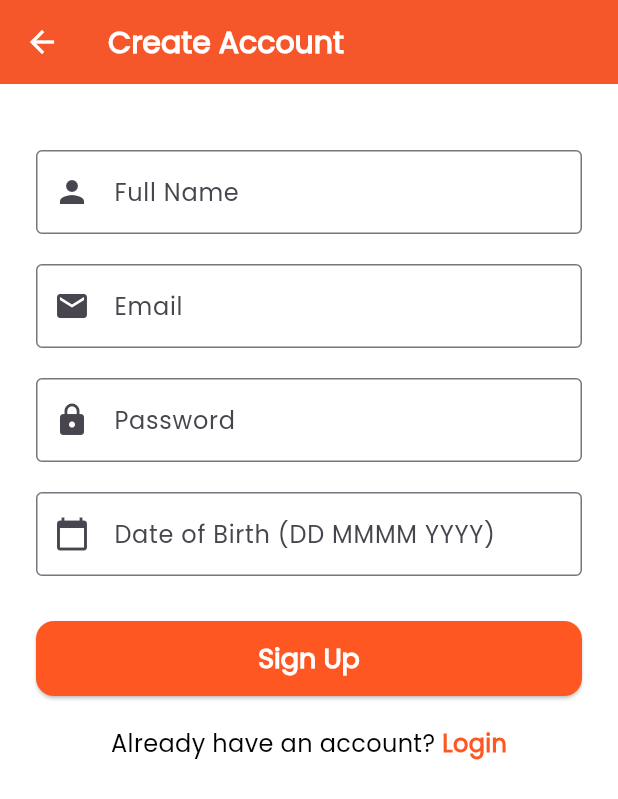
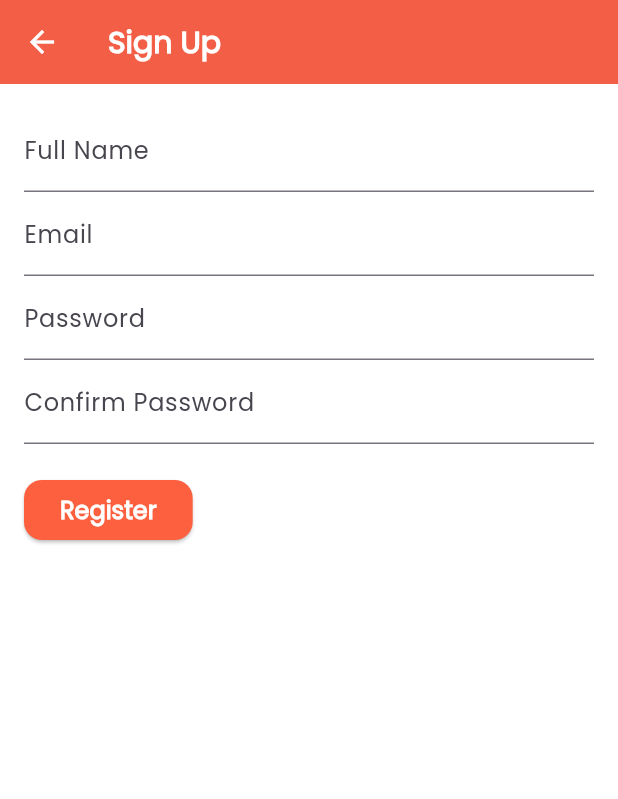
Before and after one commit to IsiriBhatSM/Learn-E, a Flutter app: the SignUpScreen screen opened by its route, on a phone screen of 412 x 824 dp. Shown: the top 799 px of the screen. Run offline on Flutter 3.47's test engine with Material 3 defaults, Android fonts, the phone set to English and light mode, and no system bars; accounts and stored records are empty.

```diff
--- a/lib/pages/signup_screen.dart
+++ b/lib/pages/signup_screen.dart
@@ -1,139 +1,141 @@
-/// A stateless widget that handles user signup, collecting profile information
-/// and navigating to the login screen upon success.
 import 'package:flutter/material.dart';
-import 'package:learn_e/data/profile_data.dart';
 
-class SignUpScreen extends StatelessWidget {
-  final TextEditingController _nameController = TextEditingController();
-  final TextEditingController _emailController = TextEditingController();
-  final TextEditingController _passwordController = TextEditingController();
-  final TextEditingController _dobController = TextEditingController(); // New for DOB
+class SignUpScreen extends StatefulWidget {
+  const SignUpScreen({super.key});
 
-  /// Creates a [SignUpScreen].
-  SignUpScreen({super.key});
+  @override
+  _SignUpScreenState createState() => _SignUpScreenState();
+}
 
-  /// Converts a month number to its corresponding name.
-  ///
-  /// [month] is the month number (1-12).
-  /// Returns the full month name as a [String].
-  static String monthName(int month) {
-    const months = [
-      "January", "February", "March", "April", "May", "June",
-      "July", "August", "September", "October", "November", "December"
-    ];
-    return months[month - 1];
+class _SignUpScreenState extends State<SignUpScreen> {
+  final _formKey = GlobalKey<FormState>();
+
+  String name = '';
+  String email = '';
+  String password = '';
+  String confirmPassword = '';
+  bool _isSubmitting = false;
+
+  // Store submitted data temporarily
+  final List<Map<String, String>> _submittedUsers = [];
+
+  void _submitForm() async {
+    if (_formKey.currentState!.validate()) {
+      _formKey.currentState!.save();
+
+      setState(() {
+        _isSubmitting = true;
+      });
+
+      // Simulate network delay or registration process
+      await Future.delayed(const Duration(seconds: 2));
+
+      setState(() {
+        _isSubmitting = false;
+        _submittedUsers.add({
+          'name': name,
+          'email': email,
+        });
+      });
+
+      // Show success message
+      ScaffoldMessenger.of(context).showSnackBar(
+        const SnackBar(content: Text('Signup successful!')),
+      );
+
+      // Optionally clear the form
+      _formKey.currentState!.reset();
+    }
   }
 
   @override
   Widget build(BuildContext context) {
     return Scaffold(
       appBar: AppBar(
-        title: Text('Create Account'),
-        backgroundColor: Colors.deepOrange,
+        title: const Text('Sign Up'),
       ),
       body: Padding(
-        padding: const EdgeInsets.all(24.0),
-        child: SingleChildScrollView(
+        padding: const EdgeInsets.all(16.0),
+        child: Form(
+          key: _formKey,
           child: Column(
-            crossAxisAlignment: CrossAxisAlignment.stretch,
+            crossAxisAlignment: CrossAxisAlignment.start,
             children: [
-              SizedBox(height: 20),
-              TextField(
-                controller: _nameController,
-                decoration: InputDecoration(
-                  labelText: 'Full Name',
-                  border: OutlineInputBorder(),
-                  prefixIcon: Icon(Icons.person),
+              TextFormField(
+                decoration: const InputDecoration(labelText: 'Full Name'),
+                validator: (value) {
+                  if (value == null || value.isEmpty) {
+                    return 'Name cannot be empty';
+                  }
+                  return null;
+                },
+                onSaved: (value) => name = value!,
               ),
+              TextFormField(
+                decoration: const InputDecoration(labelText: 'Email'),
+                keyboardType: TextInputType.emailAddress,
+                validator: (value) {
+                  if (value == null || value.isEmpty) {
+                    return 'Email cannot be empty';
+                  } else if (!value.contains('@')) {
+                    return 'Enter a valid email address';
+                  }
+                  return null;
+                },
+                onSaved: (value) => email = value!,
               ),
-              SizedBox(height: 20),
-              TextField(
-                controller: _emailController,
-                decoration: InputDecoration(
-                  labelText: 'Email',
-                  border: OutlineInputBorder(),
-                  prefixIcon: Icon(Icons.email),
+              TextFormField(
+                decoration: const InputDecoration(labelText: 'Password'),
+                obscureText: true,
+                validator: (value) {
+                  if (value == null || value.isEmpty) {
+                    return 'Password cannot be empty';
+                  } else if (value.length < 6) {
+                    return 'Password must be at least 6 characters';
+                  }
+                  return null;
+                },
+                onSaved: (value) => password = value!,
               ),
+              TextFormField(
+                decoration: const InputDecoration(labelText: 'Confirm Password'),
+                obscureText: true,
+                validator: (value) {
+                  if (value == null || value.isEmpty) {
+                    return 'Confirm your password';
+                  } else if (value != password) {
+                    return 'Passwords do not match';
+                  }
+                  return null;
+                },
+                onSaved: (value) => confirmPassword = value!,
               ),
-              SizedBox(height: 20),
-              TextField(
-                controller: _passwordController,
-                obscureText: true,
-                decoration: InputDecoration(
-                  labelText: 'Password',
-                  border: OutlineInputBorder(),
-                  prefixIcon: Icon(Icons.lock),
+              const SizedBox(height: 20),
+              _isSubmitting
+                  ? const Center(child: CircularProgressIndicator())
+                  : ElevatedButton(
+                      onPressed: _submitForm,
+                      child: const Text('Register'),
                     ),
+              const SizedBox(height: 20),
+              if (_submittedUsers.isNotEmpty) ...[
+                const Text(
+                  'Submitted Users:',
+                  style: TextStyle(fontWeight: FontWeight.bold),
                 ),
-              SizedBox(height: 20),
-              TextField(
-                controller: _dobController,
-                decoration: InputDecoration(
-                  labelText: 'Date of Birth (DD MMMM YYYY)',
-                  border: OutlineInputBorder(),
-                  prefixIcon: Icon(Icons.calendar_today),
-                ),
-                readOnly: true,
-                onTap: () async {
-                  final DateTime? pickedDate = await showDatePicker(
-                    context: context,
-                    initialDate: DateTime(2000, 1, 1),
-                    firstDate: DateTime(1950),
-                    lastDate: DateTime.now(),
+                Expanded(
+                  child: ListView.builder(
+                    itemCount: _submittedUsers.length,
+                    itemBuilder: (context, index) {
+                      final user = _submittedUsers[index];
+                      return ListTile(
+                        title: Text(user['name']!),
+                        subtitle: Text(user['email']!),
                       );
-                  if (pickedDate != null) {
-                    _dobController.text =
-                        "${pickedDate.day} ${monthName(pickedDate.month)} ${pickedDate.year}";
-                  }
                     },
-              ),
-              SizedBox(height: 30),
-              ElevatedButton(
-                onPressed: () {
-                  if (_nameController.text.isNotEmpty &&
-                      _emailController.text.isNotEmpty &&
-                      _passwordController.text.isNotEmpty &&
-                      _dobController.text.isNotEmpty) {
-                    Profile.updateProfile(
-                      username: _nameController.text,
-                      email: _emailController.text,
-                      dob: _dobController.text,
-                    );
-                    ScaffoldMessenger.of(context).showSnackBar(
-                      SnackBar(content: Text('Account created successfully!')),
-                    );
-                    Navigator.pushReplacementNamed(context, '/login');
-                  } else {
-                    ScaffoldMessenger.of(context).showSnackBar(
-                      SnackBar(content: Text('Please fill all fields!')),
-                    );
-                  }
-                },
-                style: ElevatedButton.styleFrom(
-                  backgroundColor: Colors.deepOrange,
-                  minimumSize: Size(double.infinity, 50),
-                ),
-                child: Text('Sign Up', style: TextStyle(fontSize: 18)),
-              ),
-              SizedBox(height: 20),
-              Row(
-                mainAxisAlignment: MainAxisAlignment.center,
-                children: [
-                  Text("Already have an account? "),
-                  GestureDetector(
-                    onTap: () {
-                      Navigator.pushReplacementNamed(context, '/login');
-                    },
-                    child: Text(
-                      "Login",
-                      style: TextStyle(
-                        color: Colors.deepOrange,
-                        fontWeight: FontWeight.bold,
-                      ),
                   ),
                 ),
               ],
-              ),
             ],
           ),
         ),
```
Lines whose indentation alone changed are shown as unchanged.
